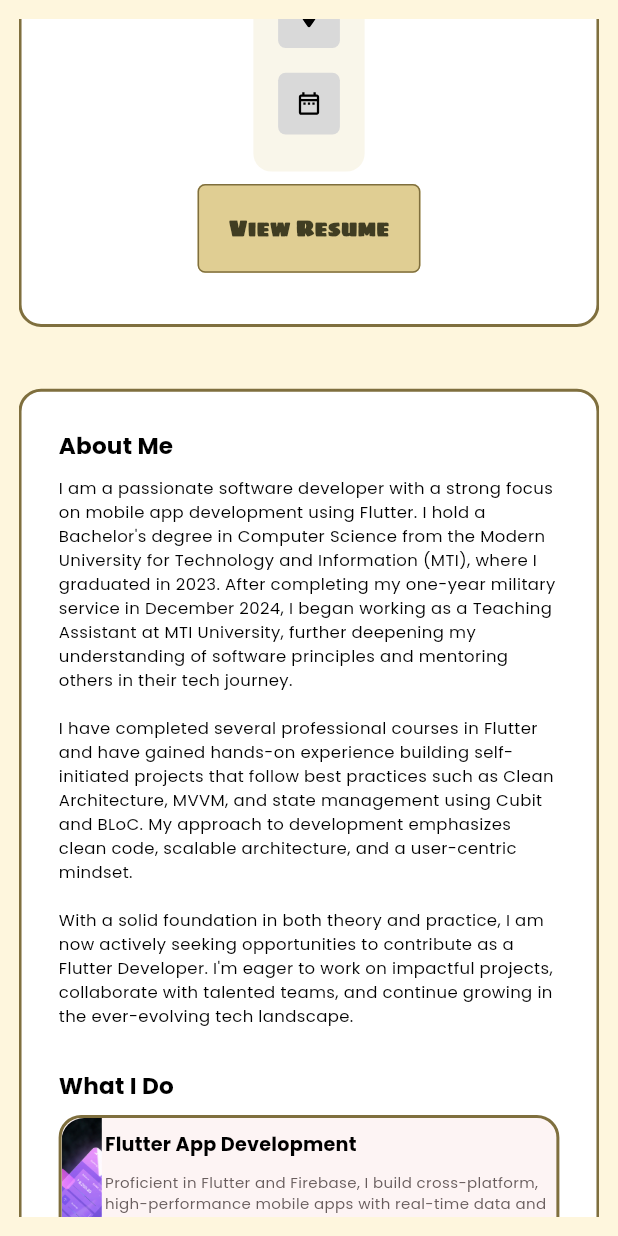
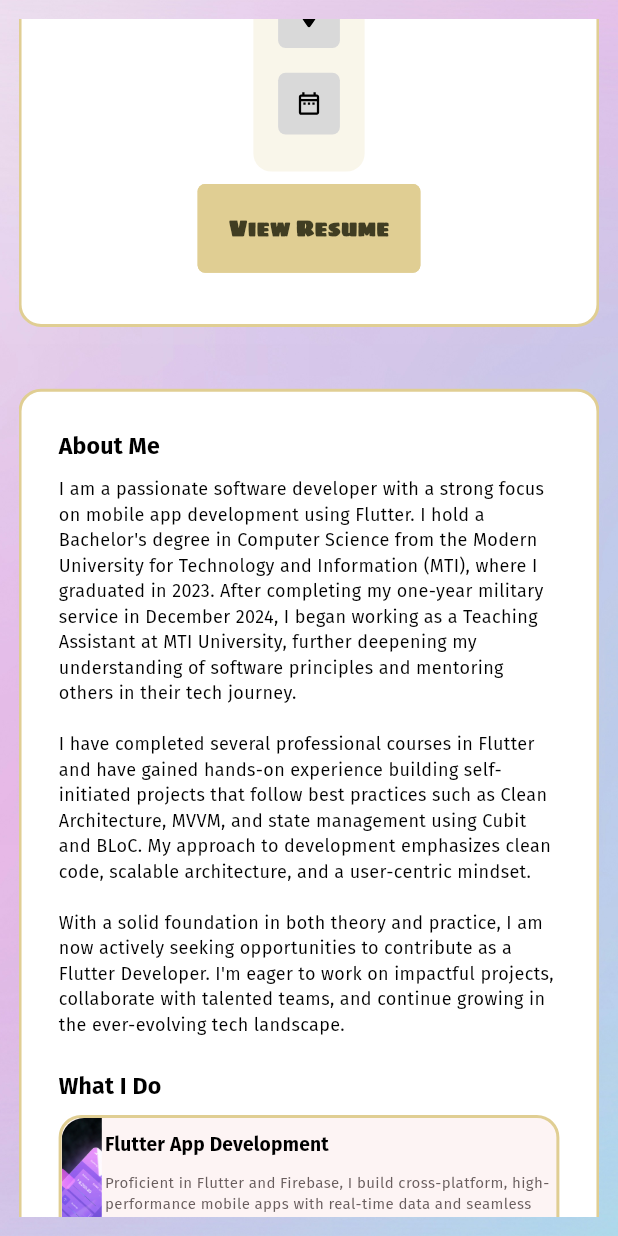
Before and after one commit to ahmed-gamal517/my_portfolio, a Flutter app: the screen it shows after launch, scrolled down 576 dp, on a phone screen of 412 x 824 dp. Run offline on Flutter 3.47's test engine with Material 3 defaults, Android fonts, the light colour scheme and no system bars; drawn by our look-alikes of auto_size_text; our stand-ins replace bloc, carousel_slider, flutter_bloc, flutter_svg, go_router, smooth_page_indicator; statements that could not run were skipped; project files that could hold a hidden picture were left out.

Commit message:
changed fonts and added background

```diff
--- a/lib/core/constants/app_assets.dart
+++ b/lib/core/constants/app_assets.dart
@@ -1,4 +1,9 @@
 class AppAssets {
+  // backgrounds
+  static const String lightBackground = 'assets/images/light_background.jpg';
+  static const String darkBackground = 'assets/images/background.jpg';
+  // icons
+
   static const String lightSvgIcon = 'assets/icons/light.svg';
   static const String linkedInIcon = 'assets/icons/linkedin.svg';
   static const String mailIcon = 'assets/icons/mail.svg';
--- a/lib/core/constants/app_colors.dart
+++ b/lib/core/constants/app_colors.dart
@@ -5,7 +5,7 @@ class AppColors {
   static const darkBackground = Color(0xFF131312);
   static const lightContainerColor = Color(0xFFF9F6EA);
   static const darkContainerColor = Color(0xFF000000);
-  static const titleTextColor = Color(0xff7F6F3E);
+  static const titleTextColor = Color(0xffe0ce93);
   static const btnColor = Color(0xffe0ce93);
   static const btnTextColor = Color(0xff403d22);
 }
--- a/lib/core/utils/text_styles/text_styles.dart
+++ b/lib/core/utils/text_styles/text_styles.dart
@@ -42,6 +42,26 @@ abstract class AppTextStyles {
     fontWeight: FontWeight.w600,
     color: Colors.black,
   );
+  static TextStyle firaSansRegular = const TextStyle(
+    fontFamily: 'Fira_Sans',
+    fontWeight: FontWeight.w400,
+    color: Colors.black,
+  );
+  static TextStyle firaSansSemiBold = const TextStyle(
+    fontFamily: 'Fira_Sans',
+    fontWeight: FontWeight.w600,
+    color: Colors.black,
+  );
+  static TextStyle firaSansMedium = const TextStyle(
+    fontFamily: 'Fira_Sans',
+    fontWeight: FontWeight.w500,
+    color: Colors.black,
+  );
+  static TextStyle firaSansBold = const TextStyle(
+    fontFamily: 'Fira_Sans',
+    fontWeight: FontWeight.w700,
+    color: Colors.black,
+  );
 
   // static double getResponsiveFontSize(BuildContext context, double fontSize) {
   //   double scaleFactor = getScaleFactor(context);
--- a/lib/core/utils/themes/app_themes.dart
+++ b/lib/core/utils/themes/app_themes.dart
@@ -11,10 +11,10 @@ class AppThemes {
       labelLarge: AppTextStyles.personalName, //Personal Name
       labelMedium: AppTextStyles.personalTitle, //Personal Title and info
       headlineMedium: AppTextStyles.sigmarBold, //Button
-      labelSmall: AppTextStyles.poppinsMedium, //Page Info
-      titleMedium: AppTextStyles.poppinsBold, //About Me Title
-      bodyMedium: AppTextStyles.poppinsRegular, //About Me Body
-      bodyLarge: AppTextStyles.poppinsSemiBold,
+      labelSmall: AppTextStyles.firaSansMedium, //Page Info
+      titleMedium: AppTextStyles.firaSansBold, //About Me Title
+      bodyMedium: AppTextStyles.firaSansRegular, //About Me Body
+      bodyLarge: AppTextStyles.firaSansSemiBold,
     ),
     primaryColor: AppColors.titleTextColor,
   );
--- a/lib/features/home/presentation/widgets/home_screen_view_body.dart
+++ b/lib/features/home/presentation/widgets/home_screen_view_body.dart
@@ -1,6 +1,10 @@
 import 'package:flutter/material.dart';
+import 'package:flutter_bloc/flutter_bloc.dart';
+import 'package:my_portofolio/core/constants/app_assets.dart';
 import 'package:my_portofolio/core/utils/size_config/size_config.dart';
 import 'package:my_portofolio/core/widgets/adaptive_layout.dart';
+import 'package:my_portofolio/features/home/presentation/view_model/theme_cubit/theme_cubit.dart';
+import 'package:my_portofolio/features/home/presentation/view_model/theme_cubit/theme_state.dart';
 import 'package:my_portofolio/features/home/presentation/widgets/desktop_home_screen/home_screen_desktop_view.dart';
 import 'package:my_portofolio/features/home/presentation/widgets/mobile_home_screen/home_screen_mobile_view.dart';
 import 'package:my_portofolio/features/home/presentation/widgets/tablet_home_screen/home_screen_tablet_view.dart';
@@ -12,10 +16,27 @@ class HomeScreenViewBody extends StatelessWidget {
   Widget build(BuildContext context) {
     SizeConfig.init(context);
     return Scaffold(
-      body: AdaptiveLayout(
-        mobileLayout: (context) => const HomeScreenMobileView(),
-        tabletLayout: (context) => const HomeScreenTabletView(),
-        desktopLayout: (context) => const HomeScreenDesktopView(),
+      backgroundColor: Colors.transparent,
+      body: BlocBuilder<ThemeCubit, ThemeState>(
+        builder: (context, state) {
+          return Container(
+            decoration: BoxDecoration(
+              image: DecorationImage(
+                image:
+                    BlocProvider.of<ThemeCubit>(context).isDark
+                        ? const AssetImage(AppAssets.darkBackground)
+                        : const AssetImage(AppAssets.lightBackground),
+
+                fit: BoxFit.cover,
+              ),
+            ),
+            child: AdaptiveLayout(
+              mobileLayout: (context) => const HomeScreenMobileView(),
+              tabletLayout: (context) => const HomeScreenTabletView(),
+              desktopLayout: (context) => const HomeScreenDesktopView(),
+            ),
+          );
+        },
       ),
     );
   }
```
Also changed, not shown: pubspec.yaml (+10 -0 lines), assets/fonts/Fira_Sans/FiraSans-Bold.ttf (added), assets/fonts/Fira_Sans/FiraSans-Light.ttf (added), assets/fonts/Fira_Sans/FiraSans-Medium.ttf (added), assets/fonts/Fira_Sans/FiraSans-Regular.ttf (added), assets/fonts/Fira_Sans/FiraSans-SemiBold.ttf (added), assets/images/background.jpg (added), assets/images/light_background.jpg (added), 1 other file.
